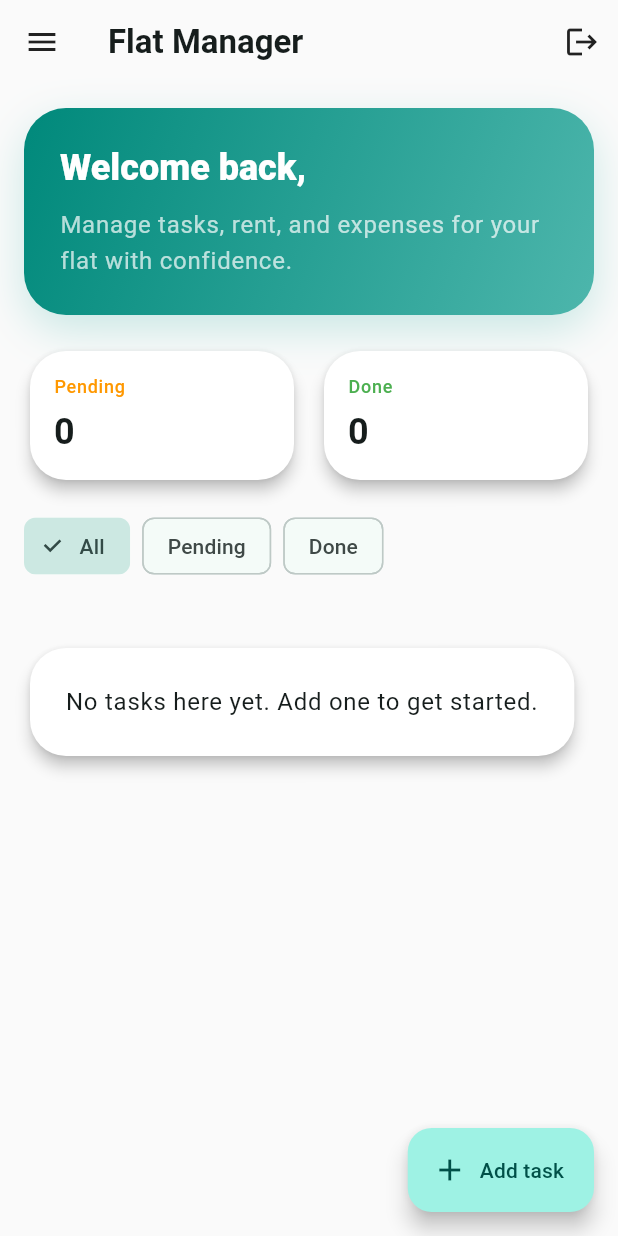
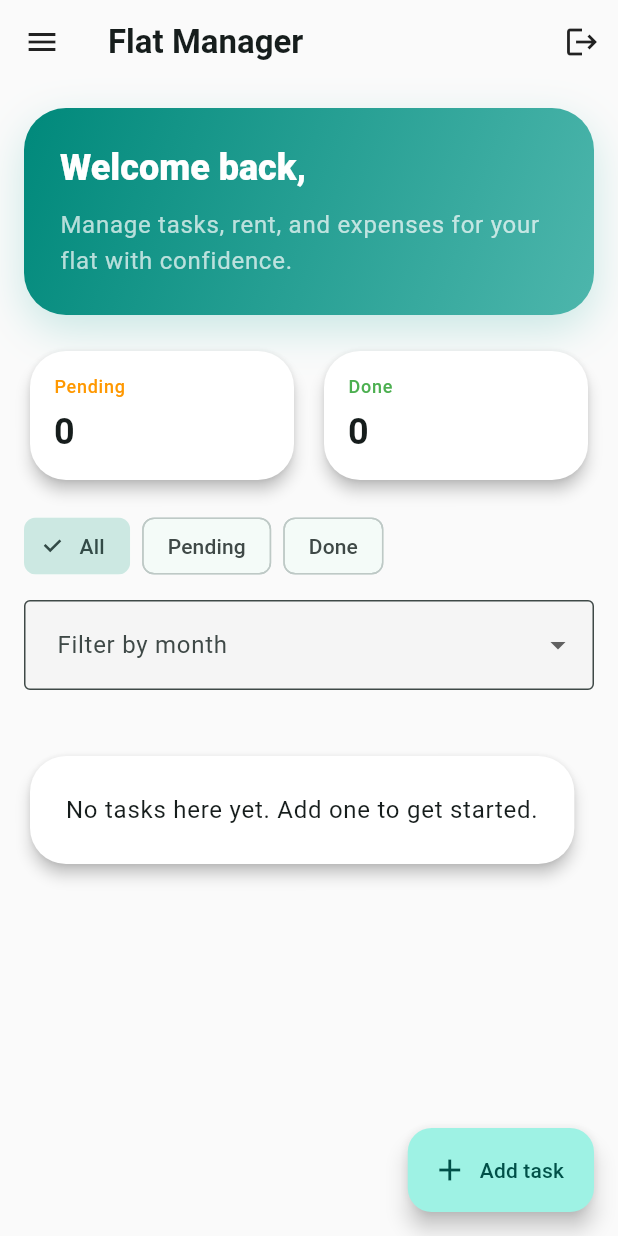
Before and after one commit to tusharna10/task-management-app, a Flutter app: the TaskManagementHome screen opened directly with empty values, on a phone screen of 412 x 824 dp. Run offline on Flutter 3.47's test engine with Material 3 defaults, Android fonts, the phone set to English and light mode, and no system bars; our stand-ins replace image_picker, supabase_flutter; accounts and stored records are empty; statements that could not run were skipped.

Commit message:
Add month-wise task filter on admin dashboard

```diff
--- a/lib/main.dart
+++ b/lib/main.dart
@@ -1494,6 +1494,7 @@ class TaskManagementHome extends StatefulWidget {
 class _TaskManagementHomeState extends State<TaskManagementHome> {
   String _selectedFilter = 'All';
   String _selectedAdminTab = 'Dashboard';
+  String _selectedDashboardMonth = '';
   final TextEditingController _totalRentController = TextEditingController(text: '14000');
   String _selectedRentMonth = '';
   final List<String> _selectedRentMembers = [];
@@ -1512,6 +1513,10 @@ class _TaskManagementHomeState extends State<TaskManagementHome> {
     return widget.tasks.where((task) {
       if (_selectedFilter == 'Pending') return !task.completed;
       if (_selectedFilter == 'Done') return task.completed;
+      if (_selectedDashboardMonth.isNotEmpty && task.dueDate != null) {
+        final monthLabel = '${_formatMonth(task.dueDate!)} ${task.dueDate!.year}';
+        if (monthLabel != _selectedDashboardMonth) return false;
+      }
       return true;
     }).toList();
   }
@@ -2386,6 +2391,20 @@ class _TaskManagementHomeState extends State<TaskManagementHome> {
               },
             );
           }).toList(),
+        ),
+        const SizedBox(height: 12),
+        DropdownButtonFormField<String>(
+          initialValue: _selectedDashboardMonth.isEmpty ? null : _selectedDashboardMonth,
+          decoration: const InputDecoration(
+            labelText: 'Filter by month',
+            border: OutlineInputBorder(),
+          ),
+          items: _buildMonthOptions().map((month) {
+            return DropdownMenuItem<String>(value: month, child: Text(month));
+          }).toList(),
+          onChanged: (value) {
+            setState(() => _selectedDashboardMonth = value ?? '');
+          },
         ),
         const SizedBox(height: 12),
         Text(
```
